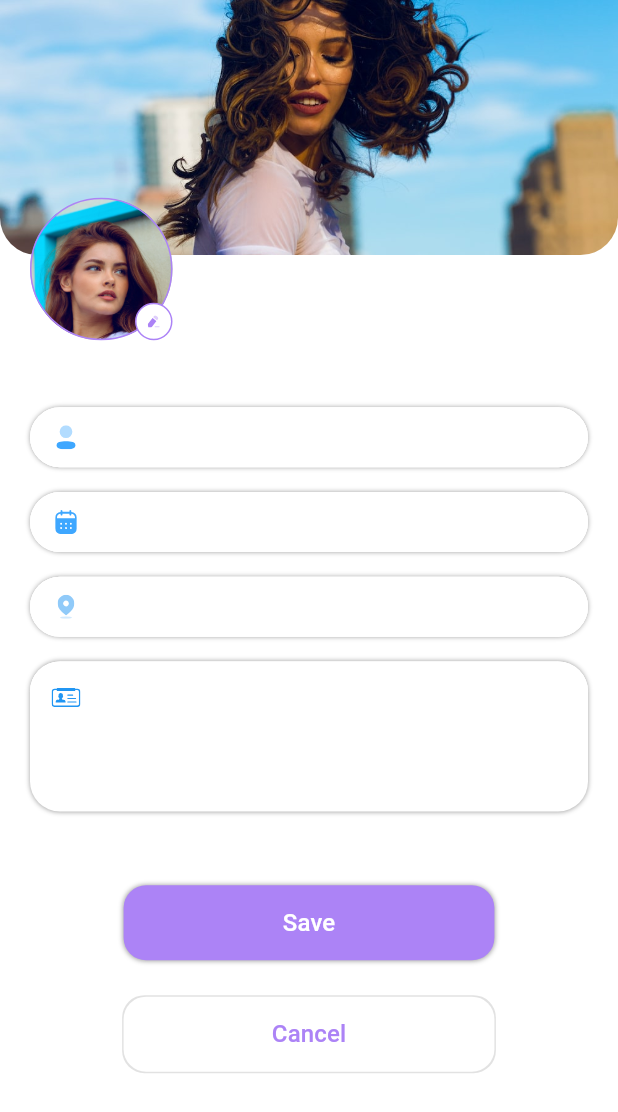
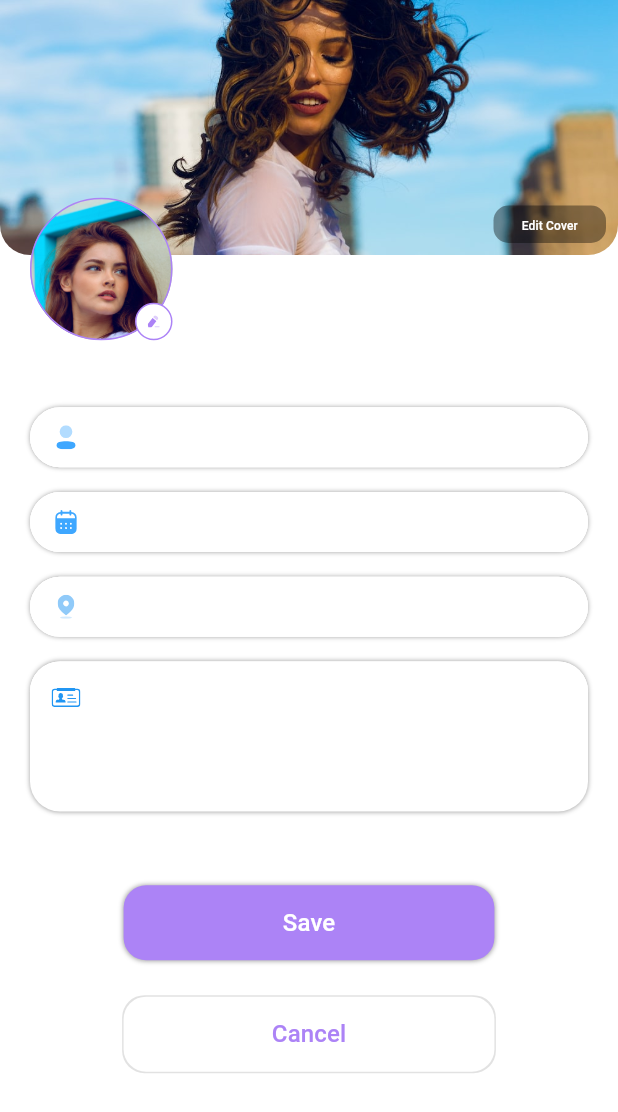
Before and after one commit to adilramzan764/SocialMediaApp, a Flutter app: the Profile screen opened directly, after a tap on "Edit Profile", on a phone screen of 412 x 824 dp. Shown: the top 1112 px of the screen. Run offline on Flutter 3.47's test engine with Material 3 defaults, Android fonts, the phone set to English and light mode, and no system bars; our stand-ins replace camera, cloud_firestore, firebase_auth, firebase_core, firebase_storage, flutter_easyloading and 7 more; missing offline and left inert: flutter_dialpad; accounts and stored records are empty; project files that could hold a hidden picture were left out.

Commit message:
Client Changes3_adil

```diff
--- a/lib/View/BottomBarScreens/Home/Home.dart
+++ b/lib/View/BottomBarScreens/Home/Home.dart
@@ -6,6 +6,7 @@ import '../../../Components/BottomNavigationBar/BotttomBar_Widget.dart';
 import '../../../Components/Drawer/CustomDrawer.dart';
 import '../../../Controllers/ProfileController.dart';
 import '../../../Widgets/MyTabBar.dart';
+import '../../../Widgets/PicPost_Widget.dart';
 import '../../Chat screens/CallBalance.dart';
 import '../../Chat screens/MainChatScreens.dart';
 import '../../Chat screens/NotificationScreen.dart';
@@ -111,8 +112,11 @@ class HomeScreenContent extends StatelessWidget {
                     onPressed: () {
                       scaffoldKey.currentState!.openDrawer();
                     },
-                    icon: SvgPicture.asset('assets/profile.svg',height: 18,width: 18,
-                        color: Colors.black),
+                    icon:  ProfilePicWidget(
+                      'assets/model1.jpg',
+                      30,
+                      30,
+                    ),
                   ),
                 ),
                 Text(
--- a/lib/View/BottomBarScreens/Profile/Profile Edit/Profile_Edit.dart
+++ b/lib/View/BottomBarScreens/Profile/Profile Edit/Profile_Edit.dart
@@ -53,8 +53,23 @@ class _ProfileEditState extends State<ProfileEdit> {
                       fit: BoxFit.cover,
                     ),
                     borderRadius: BorderRadius.only(
-                      bottomRight: Radius.circular(25),
-                      bottomLeft: Radius.circular(25),
+                      bottomRight: Radius.circular(20),
+                      bottomLeft: Radius.circular(20),
+                    ),
+                  ),
+                  child: Padding(
+                    padding: const EdgeInsets.all(8.0),
+                    child: Align(
+                      alignment: Alignment.bottomRight,
+                      child: Container(
+                    height: 25,
+                          width: 75,
+                          decoration: BoxDecoration(
+                            color: Colors.black38,
+                    borderRadius: BorderRadius.circular(10),
+
+                          ),
+                          child: TextButton(onPressed: () {  }, child: Text("Edit Cover",style: TextStyle(color: Colors.white,fontSize: 8),),)),
                     ),
                   ),
                 ),
--- a/lib/View/BottomBarScreens/Profile/Profile.dart
+++ b/lib/View/BottomBarScreens/Profile/Profile.dart
@@ -28,9 +28,8 @@ class Profile extends StatelessWidget {
           headerSliverBuilder: (context, innerBoxIsScrolled) => [
             SliverAppBar(
               backgroundColor: Colors.white,
-              leading: otherUserProfile
-                  ? Padding(
-                padding: const EdgeInsets.only(left: 15.0, top: 29),
+              leading: Padding(
+                    padding: const EdgeInsets.only(left: 15.0, top: 27),
                     child: IconButton(
                         onPressed: () {
                           Navigator.pop(context);
@@ -38,12 +37,41 @@ class Profile extends StatelessWidget {
                         icon: Icon(
                           CupertinoIcons.left_chevron,
                           color: Colors.black,
-                    )),
-              )
-                  : SizedBox(),
+                        ),
+                    iconSize: 18,),
+                  ),
               automaticallyImplyLeading: false,
               expandedHeight: 400,
               pinned: true,
+              title: innerBoxIsScrolled && (otherUserProfile || !otherUserProfile)
+                  ? Padding(
+                    padding: const EdgeInsets.only(top: 26.0),
+                    child: Row(
+                      children: [
+                        Column(
+                          crossAxisAlignment: CrossAxisAlignment.start,
+                          children: [
+                            Text('Minha Anjum', style: TextStyle(fontSize: 16,fontWeight: FontWeight.bold),),
+                            Text('5 Posts', style: TextStyle(fontSize: 10),),
+
+
+                          ],
+                        ),
+                        Expanded(child: Align(
+                            alignment: Alignment.centerRight,
+                            child: otherUserProfile ? Container(
+                                height: 25,
+                                width: 80,
+                                child: CustomButton(text: 'Follow', onPressed: () {  },)) :
+
+
+                            IconButton(icon: Icon(Icons.more_vert), onPressed: () {  },iconSize: 20,)
+                        ))
+                      ],
+                    ),
+                  )
+                  : null,
+
               flexibleSpace: FlexibleSpaceBar(
                 background: Container(
                   decoration: BoxDecoration(
@@ -76,7 +104,7 @@ class Profile extends StatelessWidget {
                         ),
                         Column(
                           children: [
-                            SizedBox(height: 60),
+                            SizedBox(height: 50),
                             Expanded(
                               child: Align(
                                 alignment: Alignment.centerRight,
@@ -281,8 +309,7 @@ class Profile extends StatelessWidget {
       shape: RoundedRectangleBorder(
         borderRadius: BorderRadius.only(
             topRight: Radius.circular(25),
-            topLeft: Radius.circular(
-                25)), // Set circular border radius here
+            topLeft: Radius.circular(25)), // Set circular border radius here
       ),
       context: context,
       builder: (BuildContext context) {
```
Also changed, not shown: pubspec.lock. Lines whose indentation alone changed are shown as unchanged.
